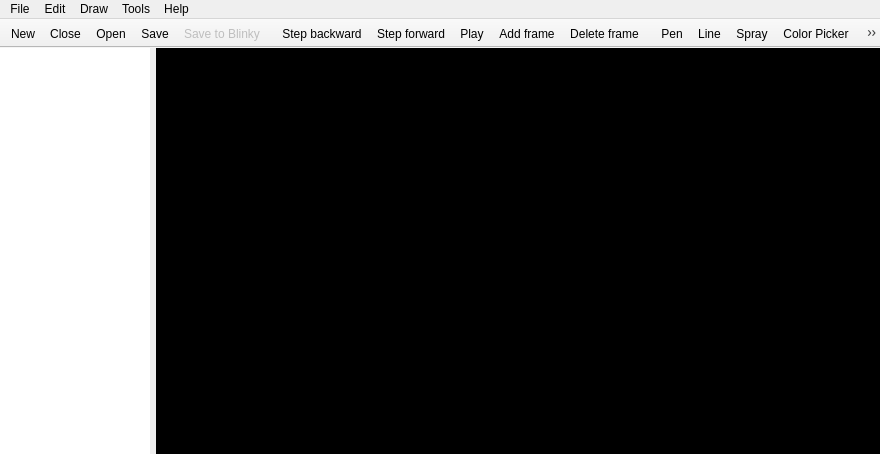
Above: PatternPaint/mainwindow.ui from Blinkinlabs/PatternPaint before the change. Below: the same form after it.
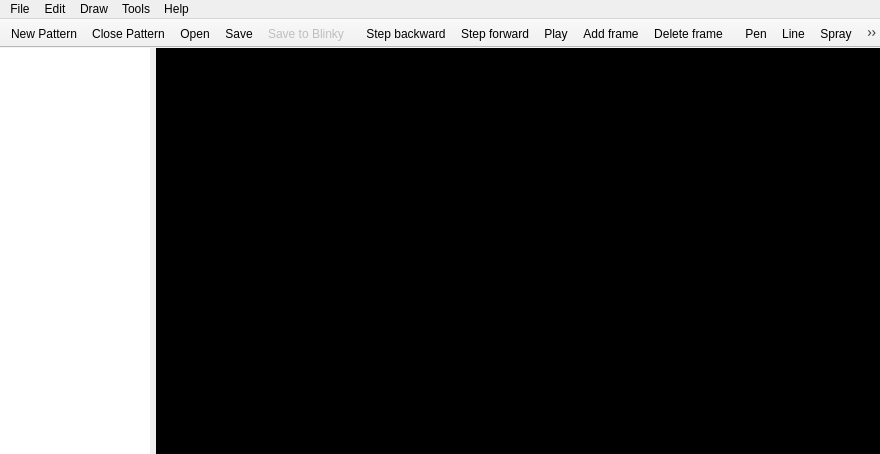
That is the form after the change. Icons and pictures are not drawn. Custom widgets are drawn as their Qt base class.

Commit message: Modify delete frame button, tool tips

What changed in the file:
```diff
--- a/PatternPaint/mainwindow.ui
+++ b/PatternPaint/mainwindow.ui
@@ -646,7 +646,7 @@
      <normaloff>:/icons/images/icons/Minus-100.png</normaloff>:/icons/images/icons/Minus-100.png</iconset>
    </property>
    <property name="text">
-    <string>Close</string>
+    <string>Close Pattern</string>
    </property>
    <property name="iconVisibleInMenu">
     <bool>false</bool>
@@ -658,7 +658,7 @@
      <normaloff>:/icons/images/icons/Create New-100.png</normaloff>:/icons/images/icons/Create New-100.png</iconset>
    </property>
    <property name="text">
-    <string>New</string>
+    <string>New Pattern</string>
    </property>
    <property name="iconVisibleInMenu">
     <bool>false</bool>
```
The commit also changes 2 other files.
